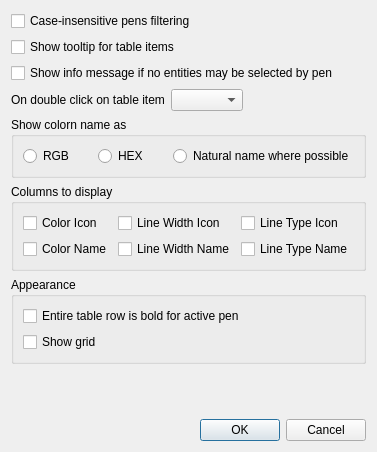
Old version of the form librecad/src/ui/dock_widgets/pen_palette/lc_penpaletteoptionsdialog.ui in the repository sand1024/LibreCAD.
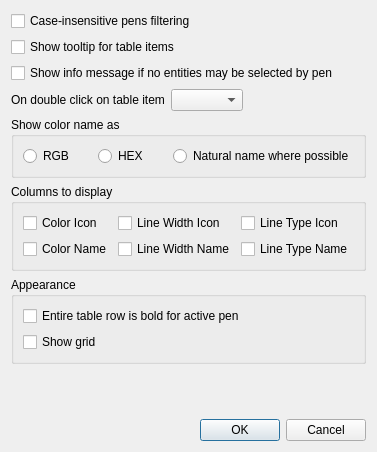
New version of the form.

Patch:
```diff
--- a/librecad/src/ui/dock_widgets/pen_palette/lc_penpaletteoptionsdialog.ui
+++ b/librecad/src/ui/dock_widgets/pen_palette/lc_penpaletteoptionsdialog.ui
@@ -180,7 +180,7 @@
    <item row="4" column="0" rowspan="2">
     <widget class="QGroupBox" name="groupBox">
      <property name="title">
-      <string>Show colorn name as</string>
+      <string>Show color name as</string>
      </property>
      <layout class="QGridLayout" name="gridLayout_3">
       <item row="0" column="1">
```
Left out of the diff: 6 changed lines with no effect on the pictures.
